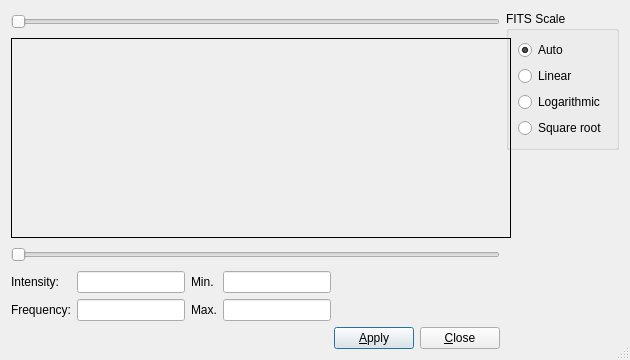
KDE/kstars, file kstars/fitsviewer/fitshistogramui.ui: the form before one commit.
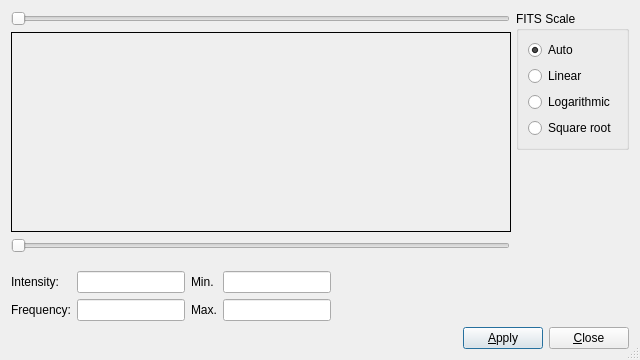
The form after the commit. Custom widgets are drawn as their Qt base class.

```diff
--- a/kstars/fitsviewer/fitshistogramui.ui
+++ b/kstars/fitsviewer/fitshistogramui.ui
@@ -6,7 +6,7 @@
    <rect>
     <x>0</x>
     <y>0</y>
-    <width>630</width>
+    <width>640</width>
     <height>360</height>
    </rect>
   </property>
@@ -18,13 +18,13 @@
   </property>
   <property name="minimumSize">
    <size>
-    <width>610</width>
-    <height>325</height>
+    <width>640</width>
+    <height>360</height>
    </size>
   </property>
   <property name="maximumSize">
    <size>
-    <width>630</width>
+    <width>640</width>
     <height>425</height>
    </size>
   </property>
@@ -34,8 +34,10 @@
   <property name="sizeGripEnabled">
    <bool>true</bool>
   </property>
-  <layout class="QGridLayout" name="gridLayout_2">
-   <item row="0" column="0">
+  <layout class="QVBoxLayout" name="verticalLayout_3">
+   <item>
+    <layout class="QHBoxLayout" name="horizontalLayout">
+     <item>
     <layout class="QVBoxLayout" name="verticalLayout">
      <item>
       <widget class="QSlider" name="maxSlider">
@@ -85,9 +87,22 @@
        </property>
       </widget>
      </item>
-    </layout>
-   </item>
-   <item row="0" column="1">
+       <item>
+        <spacer name="verticalSpacer_2">
+         <property name="orientation">
+          <enum>Qt::Vertical</enum>
+         </property>
+         <property name="sizeHint" stdset="0">
+          <size>
+           <width>20</width>
+           <height>40</height>
+          </size>
+         </property>
+        </spacer>
+       </item>
+      </layout>
+     </item>
+     <item>
     <layout class="QVBoxLayout" name="verticalLayout_2">
      <item>
       <widget class="QGroupBox" name="FITSScaleGroup">
@@ -156,7 +171,9 @@
      </item>
     </layout>
    </item>
-   <item row="1" column="0">
+    </layout>
+   </item>
+   <item>
     <layout class="QGridLayout">
      <property name="margin">
       <number>0</number>
@@ -256,7 +273,7 @@
      </item>
     </layout>
    </item>
-   <item row="2" column="0">
+   <item>
     <layout class="QHBoxLayout">
      <property name="spacing">
       <number>6</number>
```
Lines whose indentation alone changed are shown as unchanged.
